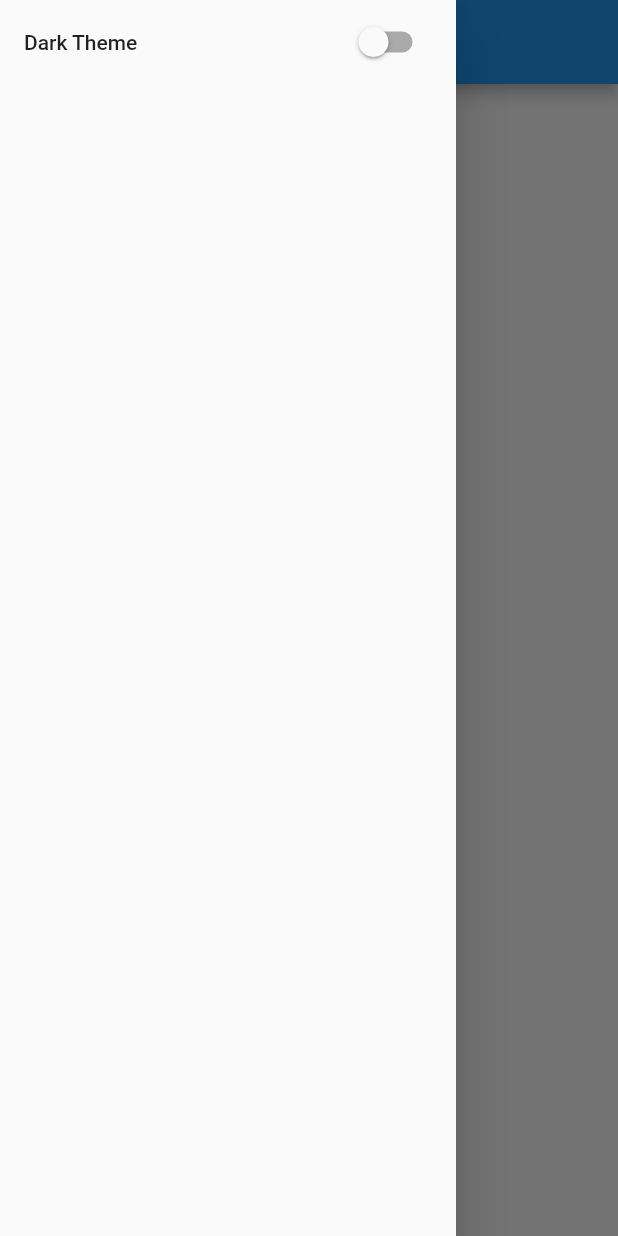
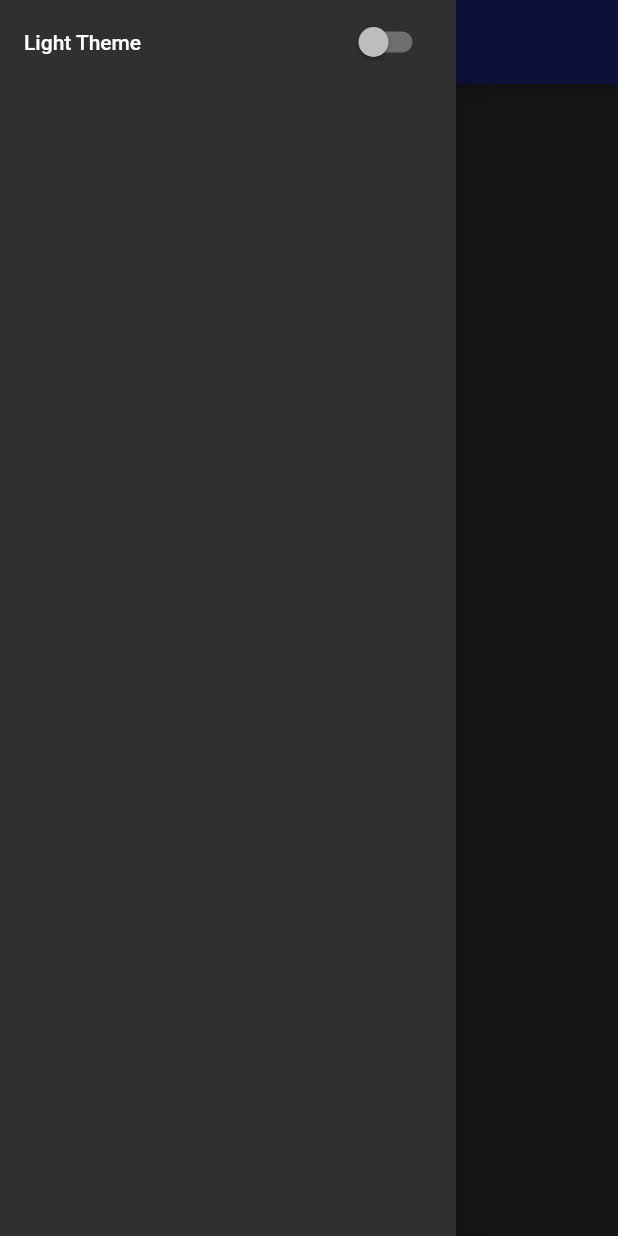
Before and after one commit to shrued/movieapp, a Flutter app: the screen it shows after launch, with the side drawer open, on a phone screen of 412 x 824 dp. Run offline on Flutter 3.47's test engine with Material 2 defaults, Android fonts, the light colour scheme and no system bars.

Commit message:
Folder structure

```diff
--- a/lib/main.dart
+++ b/lib/main.dart
@@ -1,4 +1,5 @@
 import 'package:flutter/material.dart';
+import 'package:movie_app/screens/home/home.dart';
 
 void main() {
   runApp(MyApp());
@@ -7,39 +8,6 @@ void main() {
 class MyApp extends StatelessWidget {
   @override
   Widget build(BuildContext context) {
-    return ThemeSwitch();
+    return Home();
   }
 }
-
-class ThemeSwitch extends StatelessWidget {
-  const ThemeSwitch({
-    Key key,
-  }) : super(key: key);
-
-  @override
-  Widget build(BuildContext context) {
-    return MaterialApp(
-      title: 'Movies App',
-      home: Scaffold(
-        appBar: AppBar(
-          title: Text("Discover"),
-        ),
-        body: Center(
-          child: Container(
-            child: Text("Movies"),
-          ),
-        ),
-        drawer: Drawer(
-          child: ListView(
-            children: <Widget>[
-              ListTile(
-                title: Text("Dark Theme"),
-                trailing: Switch(value: false, onChanged: (changedTheme) {}),
-              )
-            ],
-          ),
-        ),
-      ),
-    );
-  }
-}
--- /dev/null
+++ b/lib/screens/home/home.dart
@@ -0,0 +1,61 @@
+import 'package:flutter/material.dart';
+
+class Home extends StatefulWidget {
+  const Home({
+    Key key,
+  }) : super(key: key);
+
+  @override
+  _HomeState createState() => _HomeState();
+}
+
+ThemeData _lightTheme = ThemeData(
+  accentColor: Colors.lightBlueAccent[100],
+  brightness: Brightness.light,
+  primaryColor: Colors.teal[200],
+);
+
+ThemeData _darkTheme = ThemeData(
+  accentColor: Colors.grey[850],
+  brightness: Brightness.dark,
+  primaryColor: Colors.indigo[900],
+);
+
+bool _light = false;
+
+class _HomeState extends State<Home> {
+  @override
+  Widget build(BuildContext context) {
+    return MaterialApp(
+      theme: _light ? _lightTheme : _darkTheme,
+      title: 'Movies App',
+      darkTheme: _darkTheme,
+      home: Scaffold(
+        appBar: AppBar(
+          title: Text("Discover"),
+        ),
+        body: Center(
+          child: Container(
+            child: Text("Movies"),
+          ),
+        ),
+        drawer: Drawer(
+          child: ListView(
+            children: <Widget>[
+              ListTile(
+                title: Text("Light Theme"),
+                trailing: Switch(
+                    value: _light,
+                    onChanged: (state) {
+                      setState(() {
+                        _light = state;
+                      });
+                    }),
+              )
+            ],
+          ),
+        ),
+      ),
+    );
+  }
+}
```
